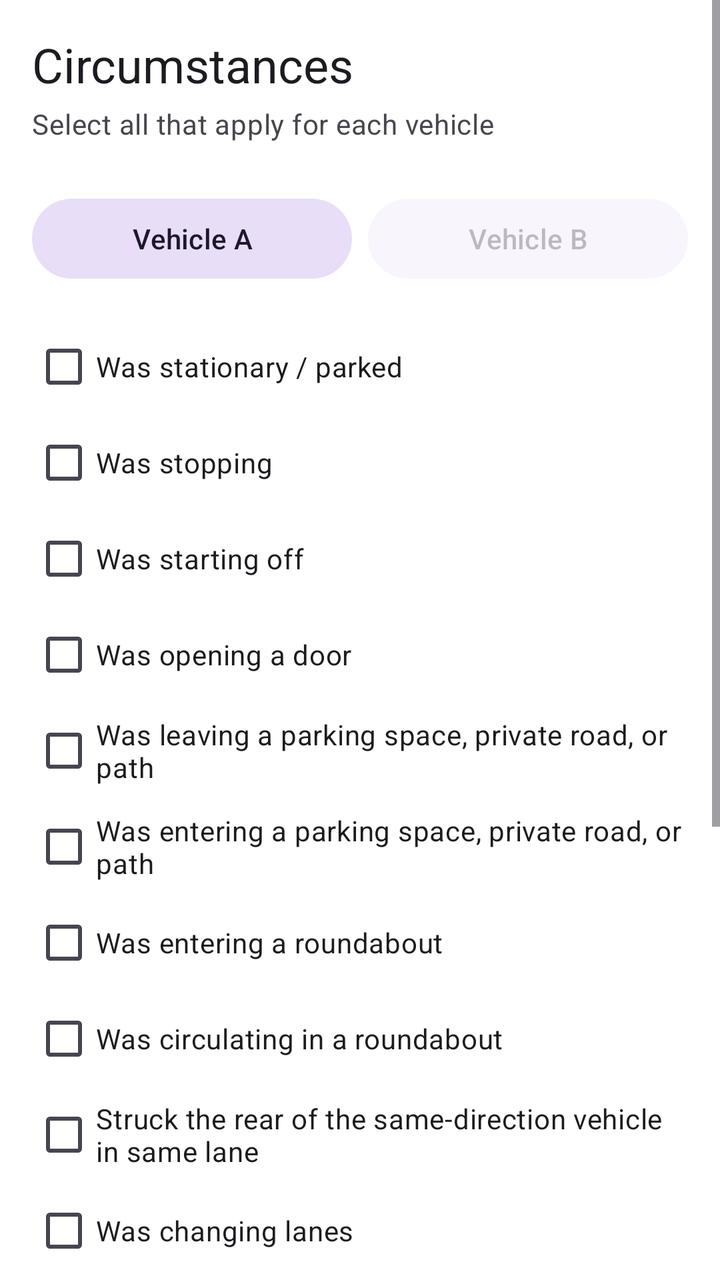
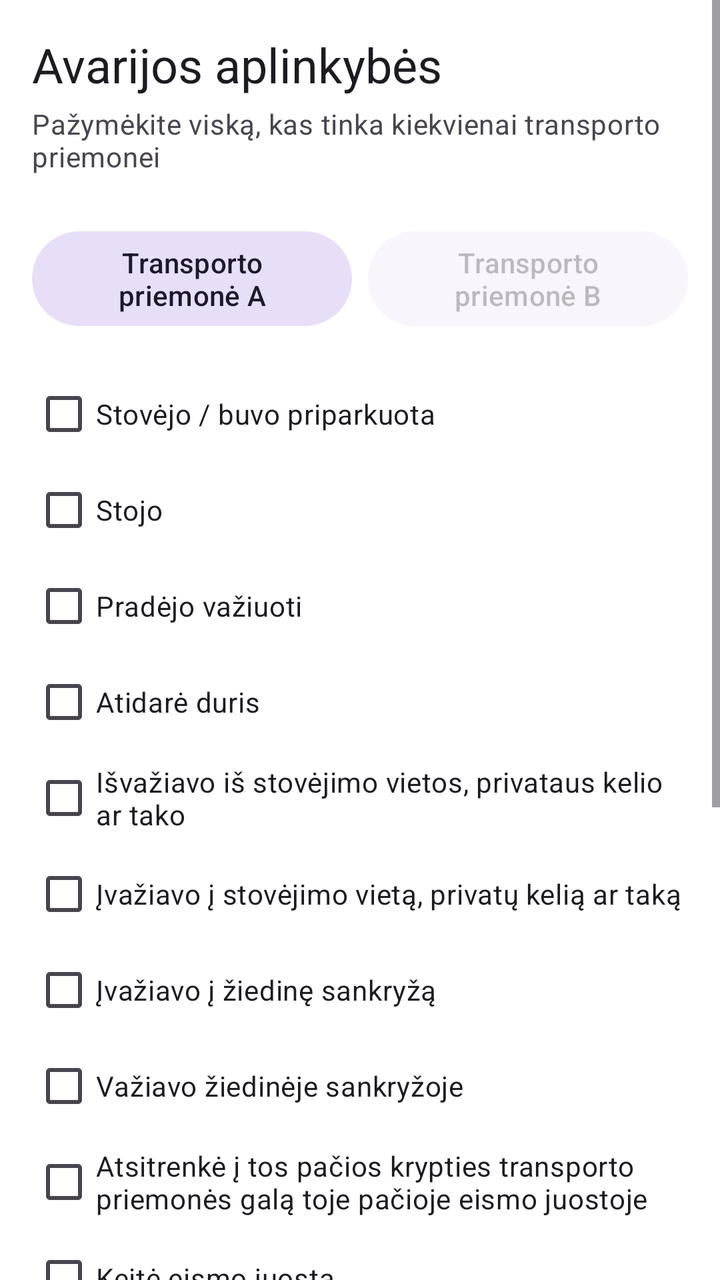

Screens rendered from an Android XML layout before and after an edit, with the pre-edit source and the edit as a unified diff.
<!-- AndroidManifest.xml: application theme Theme.AccidentReportingApp -->
<!-- res/layout/step_circumstances.xml -->
<?xml version="1.0" encoding="utf-8"?>
<ScrollView xmlns:android="http://schemas.android.com/apk/res/android"
    android:layout_width="match_parent"
    android:layout_height="match_parent"
    android:fillViewport="true">

    <LinearLayout
        android:layout_width="match_parent"
        android:layout_height="wrap_content"
        android:orientation="vertical"
        android:padding="16dp">

        <TextView
            android:id="@+id/text_step_title"
            android:layout_width="match_parent"
            android:layout_height="wrap_content"
            android:text="Circumstances"
            android:textAppearance="?attr/textAppearanceHeadline5"
            android:textColor="?android:attr/textColorPrimary" />

        <TextView
            android:layout_width="match_parent"
            android:layout_height="wrap_content"
            android:layout_marginTop="4dp"
            android:text="Select all that apply for each vehicle"
            android:textAppearance="?attr/textAppearanceBody2"
            android:textColor="?android:attr/textColorSecondary" />

        <LinearLayout
            android:layout_width="match_parent"
            android:layout_height="wrap_content"
            android:layout_marginTop="24dp"
            android:orientation="horizontal">

            <com.google.android.material.button.MaterialButton
                android:id="@+id/tab_circ_a"
                style="@style/Widget.Material3.Button.TonalButton"
                android:layout_width="0dp"
                android:layout_height="wrap_content"
                android:layout_weight="1"
                android:text="@string/header_vehicle_a"
                android:layout_marginEnd="4dp"/>

            <com.google.android.material.button.MaterialButton
                android:id="@+id/tab_circ_b"
                style="@style/Widget.Material3.Button.TonalButton"
                android:layout_width="0dp"
                android:layout_height="wrap_content"
                android:layout_weight="1"
                android:text="@string/header_vehicle_b"
                android:layout_marginStart="4dp"
                android:alpha="0.3"/>
        </LinearLayout>

        <LinearLayout
            android:id="@+id/circumstances_content"
            android:layout_width="match_parent"
            android:layout_height="wrap_content"
            android:layout_marginTop="16dp"
            android:orientation="vertical">

            <com.google.android.material.checkbox.MaterialCheckBox
                android:id="@+id/check_parked"
                android:layout_width="match_parent"
                android:layout_height="wrap_content"
                android:text="Was stationary / parked" />

            <com.google.android.material.checkbox.MaterialCheckBox
                android:id="@+id/check_stopping"
                android:layout_width="match_parent"
                android:layout_height="wrap_content"
                android:text="Was stopping" />

            <com.google.android.material.checkbox.MaterialCheckBox
                android:id="@+id/check_starting_off"
                android:layout_width="match_parent"
                android:layout_height="wrap_content"
                android:text="Was starting off" />

            <com.google.android.material.checkbox.MaterialCheckBox
                android:id="@+id/check_opening_door"
                android:layout_width="match_parent"
                android:layout_height="wrap_content"
                android:text="Was opening a door" />

            <com.google.android.material.checkbox.MaterialCheckBox
                android:id="@+id/check_leaving_parking"
                android:layout_width="match_parent"
                android:layout_height="wrap_content"
                android:text="Was leaving a parking space, private road, or path" />

            <com.google.android.material.checkbox.MaterialCheckBox
                android:id="@+id/check_entering_parking"
                android:layout_width="match_parent"
                android:layout_height="wrap_content"
                android:text="Was entering a parking space, private road, or path" />

            <com.google.android.material.checkbox.MaterialCheckBox
                android:id="@+id/check_entering_roundabout"
                android:layout_width="match_parent"
                android:layout_height="wrap_content"
                android:text="Was entering a roundabout" />

            <com.google.android.material.checkbox.MaterialCheckBox
                android:id="@+id/check_circulating_roundabout"
                android:layout_width="match_parent"
                android:layout_height="wrap_content"
                android:text="Was circulating in a roundabout" />

            <com.google.android.material.checkbox.MaterialCheckBox
                android:id="@+id/check_rear_end_same"
                android:layout_width="match_parent"
                android:layout_height="wrap_content"
                android:text="Struck the rear of the same-direction vehicle in same lane" />

            <com.google.android.material.checkbox.MaterialCheckBox
                android:id="@+id/check_changing_lanes"
                android:layout_width="match_parent"
                android:layout_height="wrap_content"
                android:text="Was changing lanes" />

            <com.google.android.material.checkbox.MaterialCheckBox
                android:id="@+id/check_overtaking"
                android:layout_width="match_parent"
                android:layout_height="wrap_content"
                android:text="Was overtaking" />

            <com.google.android.material.checkbox.MaterialCheckBox
                android:id="@+id/check_turning_right"
                android:layout_width="match_parent"
                android:layout_height="wrap_content"
                android:text="Was turning right" />

            <com.google.android.material.checkbox.MaterialCheckBox
                android:id="@+id/check_turning_left"
                android:layout_width="match_parent"
                android:layout_height="wrap_content"
                android:text="Was turning left" />

            <com.google.android.material.checkbox.MaterialCheckBox
                android:id="@+id/check_reversing"
                android:layout_width="match_parent"
                android:layout_height="wrap_content"
                android:text="Was reversing" />

            <com.google.android.material.checkbox.MaterialCheckBox
                android:id="@+id/check_entering_opposite"
                android:layout_width="match_parent"
                android:layout_height="wrap_content"
                android:text="Was encroaching on the opposite lane" />

            <com.google.android.material.checkbox.MaterialCheckBox
                android:id="@+id/check_from_right"
                android:layout_width="match_parent"
                android:layout_height="wrap_content"
                android:text="Was coming from the right at an intersection" />

            <com.google.android.material.checkbox.MaterialCheckBox
                android:id="@+id/check_failed_priority"
                android:layout_width="match_parent"
                android:layout_height="wrap_content"
                android:text="Failed to observe priority / ran a red light" />
        </LinearLayout>

    </LinearLayout>
</ScrollView>
<!-- resources referenced by this layout -->
<resources>
  <string name="header_vehicle_a">Vehicle A</string>
  <string name="header_vehicle_b">Vehicle B</string>
  <style name="Theme.AccidentReportingApp" parent="Base.Theme.AccidentReportingApp" />
  <style name="Base.Theme.AccidentReportingApp" parent="Theme.Material3.DayNight.NoActionBar">
          
          <item name="colorPrimary">@color/primary</item>
          <item name="colorOnPrimary">@color/white</item>
          <item name="colorPrimaryContainer">@color/primary_container</item>
  
          
          <item name="android:windowBackground">@color/white</item>
      </style>
  <color name="primary">#003B8E</color>
  <color name="white">#FFFFFFFF</color>
  <color name="primary_container">#F0D3F7</color>
</resources>

<!-- the commit's change to res/layout/step_circumstances.xml (unified diff, before → after) -->
@@ -14,7 +14,7 @@
             android:id="@+id/text_step_title"
             android:layout_width="match_parent"
             android:layout_height="wrap_content"
-            android:text="Circumstances"
+            android:text="@string/header_circumstances"
             android:textAppearance="?attr/textAppearanceHeadline5"
             android:textColor="?android:attr/textColorPrimary" />
 
@@ -22,7 +22,7 @@
             android:layout_width="match_parent"
             android:layout_height="wrap_content"
             android:layout_marginTop="4dp"
-            android:text="Select all that apply for each vehicle"
+            android:text="@string/label_circ_prompt_multi"
             android:textAppearance="?attr/textAppearanceBody2"
             android:textColor="?android:attr/textColorSecondary" />
 
@@ -63,103 +63,103 @@
                 android:id="@+id/check_parked"
                 android:layout_width="match_parent"
                 android:layout_height="wrap_content"
-                android:text="Was stationary / parked" />
+                android:text="@string/circ_parked_full" />
 
             <com.google.android.material.checkbox.MaterialCheckBox
                 android:id="@+id/check_stopping"
                 android:layout_width="match_parent"
                 android:layout_height="wrap_content"
-                android:text="Was stopping" />
+                android:text="@string/circ_stopping_full" />
 
             <com.google.android.material.checkbox.MaterialCheckBox
                 android:id="@+id/check_starting_off"
                 android:layout_width="match_parent"
                 android:layout_height="wrap_content"
-                android:text="Was starting off" />
+                android:text="@string/circ_starting_off_full" />
 
             <com.google.android.material.checkbox.MaterialCheckBox
                 android:id="@+id/check_opening_door"
                 android:layout_width="match_parent"
                 android:layout_height="wrap_content"
-                android:text="Was opening a door" />
+                android:text="@string/circ_opening_door_full" />
 
             <com.google.android.material.checkbox.MaterialCheckBox
                 android:id="@+id/check_leaving_parking"
                 android:layout_width="match_parent"
                 android:layout_height="wrap_content"
-                android:text="Was leaving a parking space, private road, or path" />
+                android:text="@string/circ_leaving_parking_full" />
 
             <com.google.android.material.checkbox.MaterialCheckBox
                 android:id="@+id/check_entering_parking"
                 android:layout_width="match_parent"
                 android:layout_height="wrap_content"
-                android:text="Was entering a parking space, private road, or path" />
+                android:text="@string/circ_entering_parking_full" />
 
             <com.google.android.material.checkbox.MaterialCheckBox
                 android:id="@+id/check_entering_roundabout"
                 android:layout_width="match_parent"
                 android:layout_height="wrap_content"
-                android:text="Was entering a roundabout" />
+                android:text="@string/circ_entering_roundabout_full" />
 
             <com.google.android.material.checkbox.MaterialCheckBox
                 android:id="@+id/check_circulating_roundabout"
                 android:layout_width="match_parent"
                 android:layout_height="wrap_content"
-                android:text="Was circulating in a roundabout" />
+                android:text="@string/circ_in_roundabout_full" />
 
             <com.google.android.material.checkbox.MaterialCheckBox
                 android:id="@+id/check_rear_end_same"
                 android:layout_width="match_parent"
                 android:layout_height="wrap_content"
-                android:text="Struck the rear of the same-direction vehicle in same lane" />
+                android:text="@string/circ_rear_end_full" />
 
             <com.google.android.material.checkbox.MaterialCheckBox
                 android:id="@+id/check_changing_lanes"
                 android:layout_width="match_parent"
                 android:layout_height="wrap_content"
-                android:text="Was changing lanes" />
+                android:text="@string/circ_changing_lanes_full" />
 
             <com.google.android.material.checkbox.MaterialCheckBox
                 android:id="@+id/check_overtaking"
                 android:layout_width="match_parent"
                 android:layout_height="wrap_content"
-                android:text="Was overtaking" />
+                android:text="@string/circ_overtaking_full" />
 
             <com.google.android.material.checkbox.MaterialCheckBox
                 android:id="@+id/check_turning_right"
                 android:layout_width="match_parent"
                 android:layout_height="wrap_content"
-                android:text="Was turning right" />
+                android:text="@string/circ_turning_right_full" />
 
             <com.google.android.material.checkbox.MaterialCheckBox
                 android:id="@+id/check_turning_left"
                 android:layout_width="match_parent"
                 android:layout_height="wrap_content"
-                android:text="Was turning left" />
+                android:text="@string/circ_turning_left_full" />
 
             <com.google.android.material.checkbox.MaterialCheckBox
                 android:id="@+id/check_reversing"
                 android:layout_width="match_parent"
                 android:layout_height="wrap_content"
-                android:text="Was reversing" />
+                android:text="@string/circ_reversing_full" />
 
             <com.google.android.material.checkbox.MaterialCheckBox
                 android:id="@+id/check_entering_opposite"
                 android:layout_width="match_parent"
                 android:layout_height="wrap_content"
-                android:text="Was encroaching on the opposite lane" />
+                android:text="@string/circ_opposite_lane_full" />
 
             <com.google.android.material.checkbox.MaterialCheckBox
                 android:id="@+id/check_from_right"
                 android:layout_width="match_parent"
                 android:layout_height="wrap_content"
-                android:text="Was coming from the right at an intersection" />
+                android:text="@string/circ_from_right_full" />
 
             <com.google.android.material.checkbox.MaterialCheckBox
                 android:id="@+id/check_failed_priority"
                 android:layout_width="match_parent"
                 android:layout_height="wrap_content"
-                android:text="Failed to observe priority / ran a red light" />
+                android:text="@string/circ_failed_priority_full" />
         </LinearLayout>
 
     </LinearLayout>
<!-- resource entries referenced after the edit -->
@@ -1,7 +1,26 @@
 <!-- resources referenced by this layout -->
 <resources>
-  <string name="header_vehicle_a">Vehicle A</string>
-  <string name="header_vehicle_b">Vehicle B</string>
+  <string name="circ_changing_lanes_full">Keitė eismo juostą</string>
+  <string name="circ_entering_parking_full">Įvažiavo į stovėjimo vietą, privatų kelią ar taką</string>
+  <string name="circ_entering_roundabout_full">Įvažiavo į žiedinę sankryžą</string>
+  <string name="circ_failed_priority_full">Nepaisė pirmumo ženklo arba važiavo degant raudonam šviesoforo signalui</string>
+  <string name="circ_from_right_full">Važiavo iš dešinės sankryžoje</string>
+  <string name="circ_in_roundabout_full">Važiavo žiedinėje sankryžoje</string>
+  <string name="circ_leaving_parking_full">Išvažiavo iš stovėjimo vietos, privataus kelio ar tako</string>
+  <string name="circ_opening_door_full">Atidarė duris</string>
+  <string name="circ_opposite_lane_full">Išvažiavo į priešpriešinę eismo juostą</string>
+  <string name="circ_overtaking_full">Lenkė</string>
+  <string name="circ_parked_full">Stovėjo / buvo priparkuota</string>
+  <string name="circ_rear_end_full">Atsitrenkė į tos pačios krypties transporto priemonės galą toje pačioje eismo juostoje</string>
+  <string name="circ_reversing_full">Važiavo atbulomis</string>
+  <string name="circ_starting_off_full">Pradėjo važiuoti</string>
+  <string name="circ_stopping_full">Stojo</string>
+  <string name="circ_turning_left_full">Suko į kairę</string>
+  <string name="circ_turning_right_full">Suko į dešinę</string>
+  <string name="header_circumstances">Avarijos aplinkybės</string>
+  <string name="header_vehicle_a">Transporto priemonė A</string>
+  <string name="header_vehicle_b">Transporto priemonė B</string>
+  <string name="label_circ_prompt_multi">Pažymėkite viską, kas tinka kiekvienai transporto priemonei</string>
   <style name="Theme.AccidentReportingApp" parent="Base.Theme.AccidentReportingApp" />
   <style name="Base.Theme.AccidentReportingApp" parent="Theme.Material3.DayNight.NoActionBar">
           
